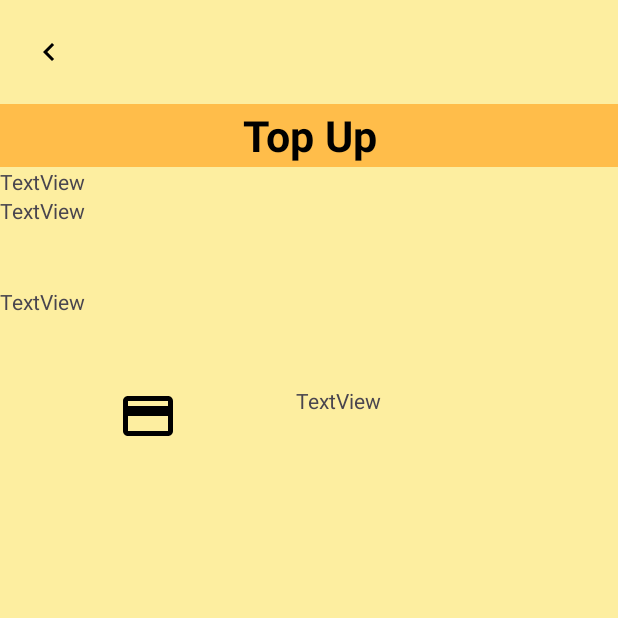
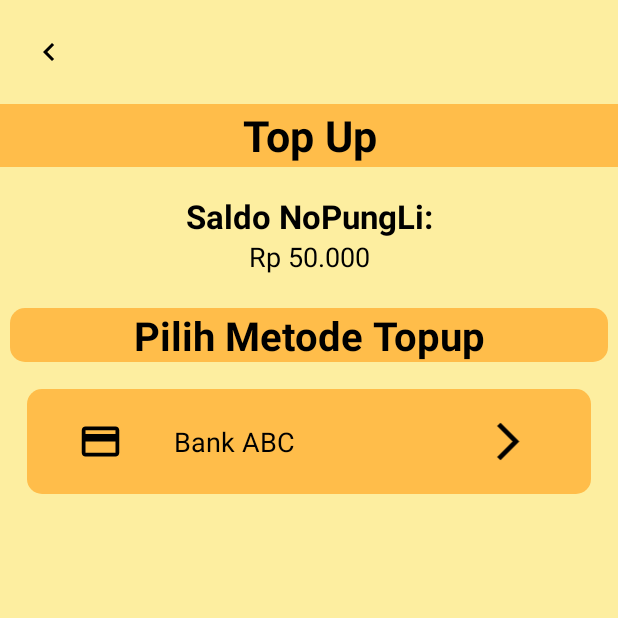
Before and after one commit to VickyDarmana/NoPungLi, an Android app: the Topup screen opened directly, with no data from a screen before it, on a phone screen of 412 x 824 dp, the top half of it. Run offline under Robolectric (Android 15) with nearby library versions, the phone set to English and light mode, and no system bars.

Commit message:
ghhgvghv
jhhvhgcgfxgf

```diff
--- a/app/src/main/res/drawable/card.xml
+++ b/app/src/main/res/drawable/card.xml
@@ -1,5 +1,5 @@
-<vector android:height="40dp" android:tint="#000000"
+<vector android:height="30dp" android:tint="#000000"
     android:viewportHeight="24" android:viewportWidth="24"
-    android:width="40dp" xmlns:android="http://schemas.android.com/apk/res/android">
+    android:width="30dp" xmlns:android="http://schemas.android.com/apk/res/android">
     <path android:fillColor="@android:color/white" android:pathData="M20,4L4,4c-1.11,0 -1.99,0.89 -1.99,2L2,18c0,1.11 0.89,2 2,2h16c1.11,0 2,-0.89 2,-2L22,6c0,-1.11 -0.89,-2 -2,-2zM20,18L4,18v-6h16v6zM20,8L4,8L4,6h16v2z"/>
 </vector>
--- /dev/null
+++ b/app/src/main/res/drawable/forward.xml
@@ -0,0 +1,5 @@
+<vector android:autoMirrored="true" android:height="24dp"
+    android:tint="#000000" android:viewportHeight="24"
+    android:viewportWidth="24" android:width="24dp" xmlns:android="http://schemas.android.com/apk/res/android">
+    <path android:fillColor="@android:color/white" android:pathData="M6.23,20.23l1.77,1.77l10,-10l-10,-10l-1.77,1.77l8.23,8.23z"/>
+</vector>
--- /dev/null
+++ b/app/src/main/res/drawable/tf.xml
@@ -0,0 +1,5 @@
+<vector android:autoMirrored="true" android:height="30dp"
+    android:tint="#000000" android:viewportHeight="24"
+    android:viewportWidth="24" android:width="30dp" xmlns:android="http://schemas.android.com/apk/res/android">
+    <path android:fillColor="@android:color/white" android:pathData="M9.01,14H2v2h7.01v3L13,15l-3.99,-4V14zM14.99,13v-3H22V8h-7.01V5L11,9L14.99,13z"/>
+</vector>
--- a/app/src/main/res/layout/activity_history.xml
+++ b/app/src/main/res/layout/activity_history.xml
@@ -21,7 +21,7 @@
             android:orientation="vertical">
 
             <ImageButton
-                android:id="@+id/btnBackJP"
+                android:id="@+id/btnBekHome"
                 android:layout_width="65dp"
                 android:layout_height="match_parent"
                 android:layout_weight="1"
--- a/app/src/main/res/layout/activity_topup.xml
+++ b/app/src/main/res/layout/activity_topup.xml
@@ -20,7 +20,7 @@
             android:orientation="vertical">
 
             <ImageButton
-                android:id="@+id/btnBackJP"
+                android:id="@+id/btnBekHome"
                 android:layout_width="65dp"
                 android:layout_height="match_parent"
                 android:layout_weight="1"
@@ -39,31 +39,43 @@
                 android:textColor="@color/black"
                 android:textSize="13pt"
                 android:textStyle="bold" />
-
         </LinearLayout>
 
         <LinearLayout
             android:layout_width="match_parent"
-            android:layout_height="80dp"
+            android:layout_height="wrap_content"
+            android:layout_marginTop="8pt"
             android:orientation="vertical">
 
             <TextView
                 android:id="@+id/textView46"
                 android:layout_width="match_parent"
                 android:layout_height="wrap_content"
-                android:text="TextView" />
+                android:textSize="10pt"
+                android:textStyle="bold"
+                android:textColor="@color/black"
+                android:gravity="center"
+                android:text="Saldo NoPungLi:" />
 
             <TextView
                 android:id="@+id/textView47"
                 android:layout_width="match_parent"
                 android:layout_height="wrap_content"
-                android:text="TextView" />
+                android:textSize="8pt"
+                android:textColor="@color/black"
+                android:gravity="center"
+                android:text="Rp 50.000" />
         </LinearLayout>
 
         <LinearLayout
             android:layout_width="match_parent"
-            android:layout_height="66dp"
+            android:layout_height="wrap_content"
             android:orientation="vertical"
+            android:background="@drawable/shape"
+            android:backgroundTint="@color/orange"
+            android:layout_marginTop="10pt"
+            android:layout_marginLeft="3pt"
+            android:layout_marginRight="3pt"
             app:layout_constraintEnd_toEndOf="parent"
             app:layout_constraintStart_toStartOf="parent">
 
@@ -71,29 +83,48 @@
                 android:id="@+id/textView48"
                 android:layout_width="match_parent"
                 android:layout_height="wrap_content"
-                android:text="TextView" />
+                android:textColor="@color/black"
+                android:textSize="12pt"
+                android:gravity="center"
+                android:textStyle="bold"
+                android:text="Pilih Metode Topup" />
         </LinearLayout>
 
         <LinearLayout
             android:layout_width="match_parent"
-            android:layout_height="wrap_content"
+            android:layout_height="70dp"
             android:orientation="horizontal"
+            android:background="@drawable/shape"
+            android:backgroundTint="@color/orange"
+            android:layout_margin="8pt"
             app:layout_constraintBottom_toBottomOf="parent"
             app:layout_constraintTop_toTopOf="parent">
 
             <ImageView
                 android:id="@+id/imageView3"
-                android:layout_width="wrap_content"
+                android:layout_width="11dp"
                 android:layout_height="wrap_content"
                 android:layout_weight="1"
+                android:layout_gravity="center_vertical"
                 app:srcCompat="@drawable/card" />
 
             <TextView
                 android:id="@+id/textView49"
                 android:layout_width="wrap_content"
-                android:layout_height="wrap_content"
+                android:layout_height="match_parent"
                 android:layout_weight="1"
-                android:text="TextView" />
+                android:textColor="@color/black"
+                android:textSize="8pt"
+                android:gravity="fill_vertical"
+                android:text="Bank ABC" />
+
+            <ImageView
+                android:id="@+id/imageView4"
+                android:layout_width="wrap_content"
+                android:layout_height="30dp"
+                android:layout_weight="1"
+                android:layout_gravity="center_vertical"
+                app:srcCompat="@drawable/forward" />
         </LinearLayout>
 
     </LinearLayout>
```
Also changed, not shown: app/src/main/res/layout/activity_transfer.xml (+39 -1 lines), app/src/main/res/layout/fragment_profile.xml (+33 -6 lines).
